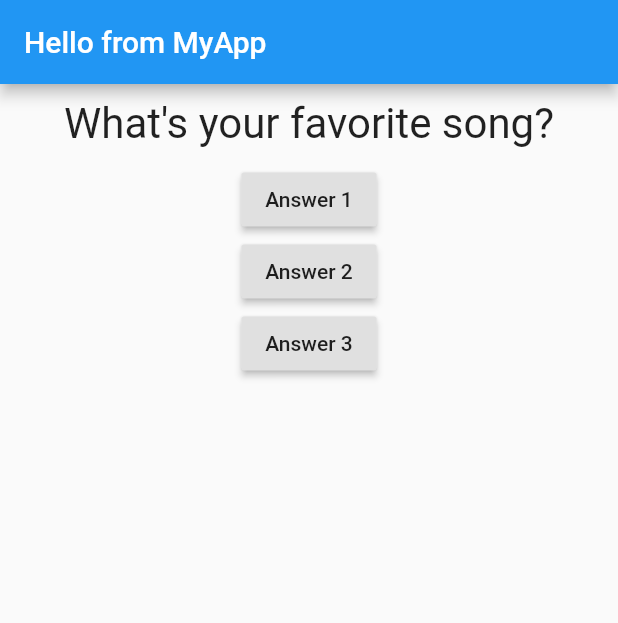
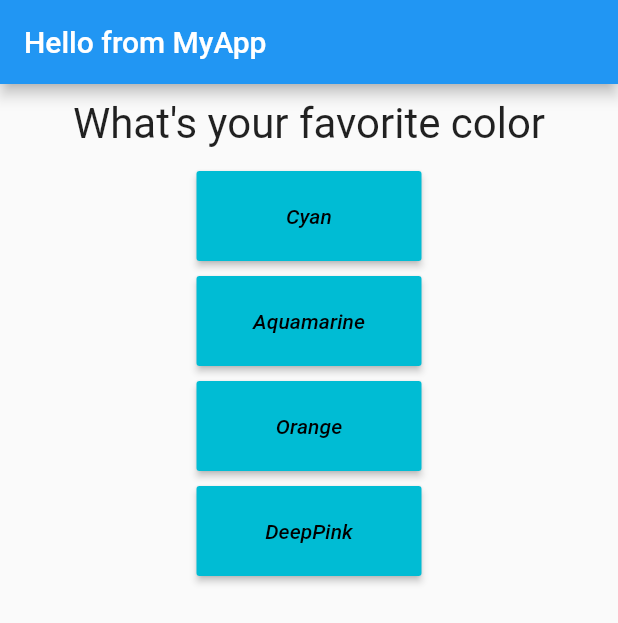
Before and after one commit to rakeshcheekatimala/flutter-learning, a Flutter app: the screen it shows after launch, on a phone screen of 412 x 824 dp. Shown: the top 623 px of the screen. Run offline on Flutter 3.47's test engine with Material 2 defaults, Android fonts, the phone set to English and light mode, and no system bars.

Commit message:
Display Dyanmic answers for the question choosen

```diff
--- a/first_app/lib/main.dart
+++ b/first_app/lib/main.dart
@@ -1,5 +1,6 @@
 import 'package:flutter/material.dart'; // It has lot of built in widgets , it has bas
 import './question.dart';
+import './answer.dart';
 
 //This is the funciton that gets executed when the app starts
 void main() {
@@ -37,9 +38,18 @@ class _MyAppState extends State<MyApp> {
   @override
   Widget build(BuildContext context) {
     var questions = [
-      'What\'s your favorite song?',
-      'What\'s your favorite sport',
-      'What\'s your favorite color'
+      {
+        'questionText': 'What\'s your favorite color',
+        'answers': ['Cyan', 'Aquamarine', 'Orange', 'DeepPink']
+      },
+      {
+        'questionText': 'What\'s your favorite song?',
+        'answers': ['Lonely', '50 Cents', 'Summer Time', 'One Love']
+      },
+      {
+        'questionText': 'What\'s your favorite sport',
+        'answers': ['Cricket', 'Tennis', 'Table Tennis', 'Archery']
+      }
     ];
 
     //Scaffhold gives you a base design and structure that gives the colorscheme which looks like a mobileWidget
@@ -48,13 +58,10 @@ class _MyAppState extends State<MyApp> {
             appBar: AppBar(title: Text('Hello from MyApp')),
             body: Column(
               children: [
-                Question(questions[_questionIndex]),
-                RaisedButton(
-                    onPressed: answerQuestionHandler, child: Text('Answer 1')),
-                RaisedButton(
-                    onPressed: answerQuestionHandler, child: Text('Answer 2')),
-                RaisedButton(
-                    onPressed: answerQuestionHandler, child: Text('Answer 3'))
+                Question(questions[_questionIndex]['questionText']),
+                ...(questions[_questionIndex]['answers'] as List).map((answer) {
+                  return Answer(answerQuestionHandler, answer);
+                }).toList()
               ],
             )));
     // home is the core widget will be mounted on the screen, this is called named parameters to the constructor
```
